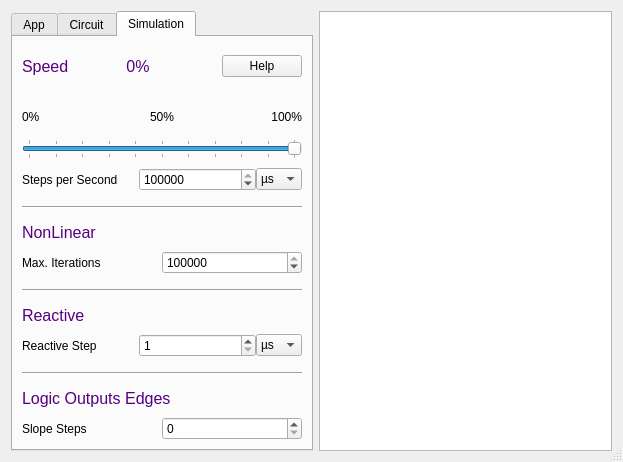
Qt form src/gui/dialogs/appdialog.ui (Arcachofo/SimulIDE-dev) before a commit.
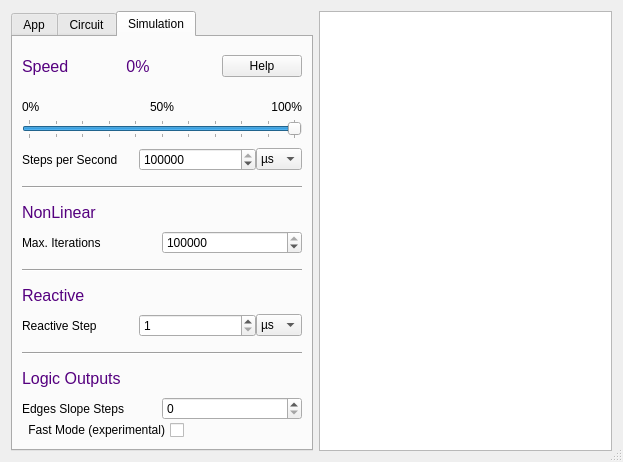
The same form after that commit. The open tabs and pages were chosen to show the change.

Commit message: Logic fast mode (experimental).

Diff of the .ui file:
```diff
--- a/src/gui/dialogs/appdialog.ui
+++ b/src/gui/dialogs/appdialog.ui
@@ -1099,7 +1099,7 @@
             <string notr="true">font: 12pt &quot;Ubuntu&quot;; color: rgb(85, 0, 127)</string>
            </property>
            <property name="text">
-            <string>Logic Outputs Edges</string>
+            <string>Logic Outputs</string>
            </property>
           </widget>
          </item>
@@ -1111,7 +1111,7 @@
            <item>
             <widget class="QLabel" name="label_2">
              <property name="text">
-              <string>Slope Steps</string>
+              <string>Edges Slope Steps</string>
              </property>
             </widget>
            </item>
@@ -1124,6 +1124,16 @@
            </item>
           </layout>
          </item>
+         <item alignment="Qt::AlignRight">
+          <widget class="QCheckBox" name="fastModeBox">
+           <property name="layoutDirection">
+            <enum>Qt::RightToLeft</enum>
+           </property>
+           <property name="text">
+            <string>Fast Mode (experimental)</string>
+           </property>
+          </widget>
+         </item>
         </layout>
        </widget>
       </widget>
```
Left out of the diff: 2 changed lines with no effect on the pictures. The commit also changes 12 other files.
